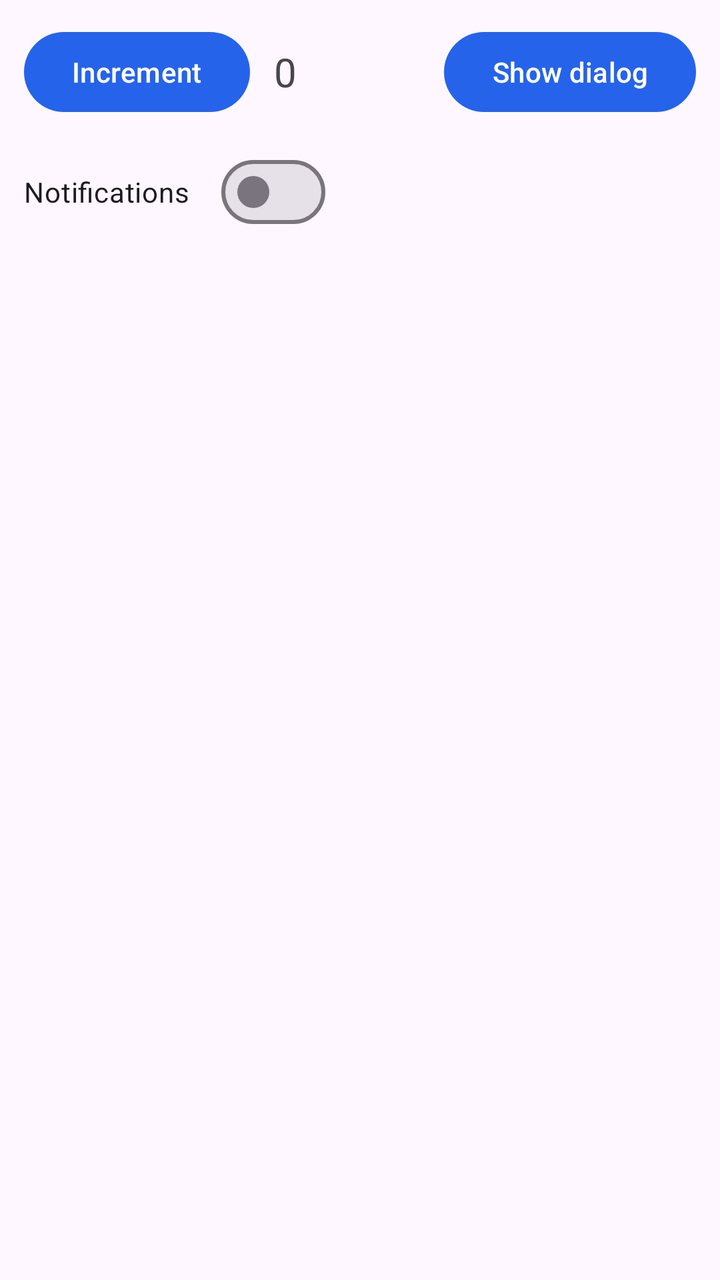
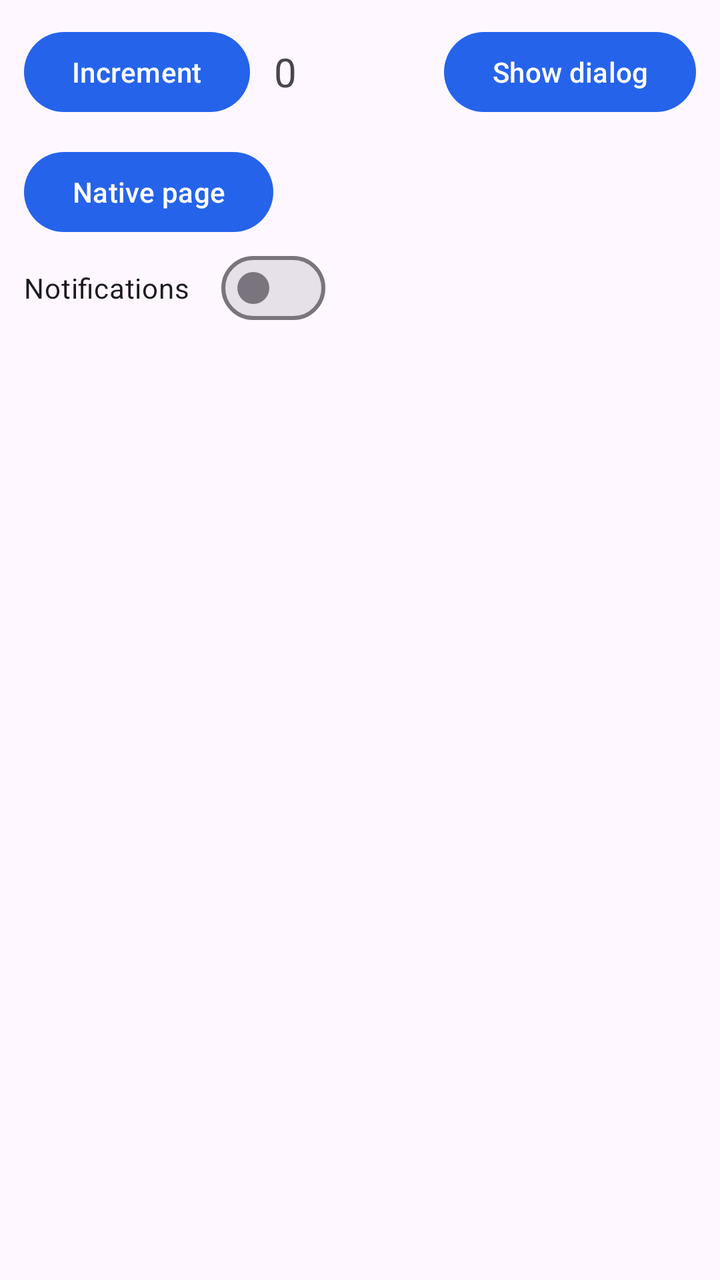

The first picture is an Android layout as it rendered before a commit; the second is the same layout after the commit. The layout source and the unified diff follow.
<!-- AndroidManifest.xml: application theme Theme.NavDemo -->
<!-- res/layout/fragment_home.xml -->
<?xml version="1.0" encoding="utf-8"?>
<LinearLayout xmlns:android="http://schemas.android.com/apk/res/android"
    android:layout_width="match_parent" android:layout_height="match_parent" android:orientation="vertical">
    <LinearLayout android:layout_width="match_parent" android:layout_height="wrap_content" android:orientation="horizontal"
        android:padding="12dp" android:gravity="center_vertical">
        <Button android:id="@+id/increment" android:layout_width="wrap_content" android:layout_height="wrap_content" android:text="Increment" />
        <TextView android:id="@+id/count" android:layout_width="wrap_content" android:layout_height="wrap_content"
            android:text="0" android:textSize="20sp" android:layout_marginStart="12dp" android:contentDescription="Count" />
        <Space android:layout_width="0dp" android:layout_height="1dp" android:layout_weight="1" />
        <Button android:id="@+id/showDialog" android:layout_width="wrap_content" android:layout_height="wrap_content" android:text="Show dialog" />
    </LinearLayout>
    <com.google.android.material.materialswitch.MaterialSwitch android:id="@+id/notifications"
        android:layout_width="wrap_content" android:layout_height="wrap_content"
        android:text="Notifications" android:layout_marginStart="12dp" />
    <TextView android:id="@+id/dialogResult" android:layout_width="wrap_content" android:layout_height="wrap_content"
        android:layout_marginStart="12dp" android:textColor="#6B7280" />
    <androidx.recyclerview.widget.RecyclerView android:id="@+id/items"
        android:layout_width="match_parent" android:layout_height="match_parent" />
</LinearLayout>
<!-- resources referenced by this layout -->
<resources>
  <style name="Theme.NavDemo" parent="Theme.Material3.DayNight.NoActionBar">
          <item name="colorPrimary">#2563EB</item>
      </style>
</resources>

<!-- the commit's change to res/layout/fragment_home.xml (unified diff, before → after) -->
@@ -9,6 +9,8 @@
         <Space android:layout_width="0dp" android:layout_height="1dp" android:layout_weight="1" />
         <Button android:id="@+id/showDialog" android:layout_width="wrap_content" android:layout_height="wrap_content" android:text="Show dialog" />
     </LinearLayout>
+    <Button android:id="@+id/nativePage" android:layout_width="wrap_content" android:layout_height="wrap_content"
+        android:layout_marginStart="12dp" android:text="Native page" />
     <com.google.android.material.materialswitch.MaterialSwitch android:id="@+id/notifications"
         android:layout_width="wrap_content" android:layout_height="wrap_content"
         android:text="Notifications" android:layout_marginStart="12dp" />
